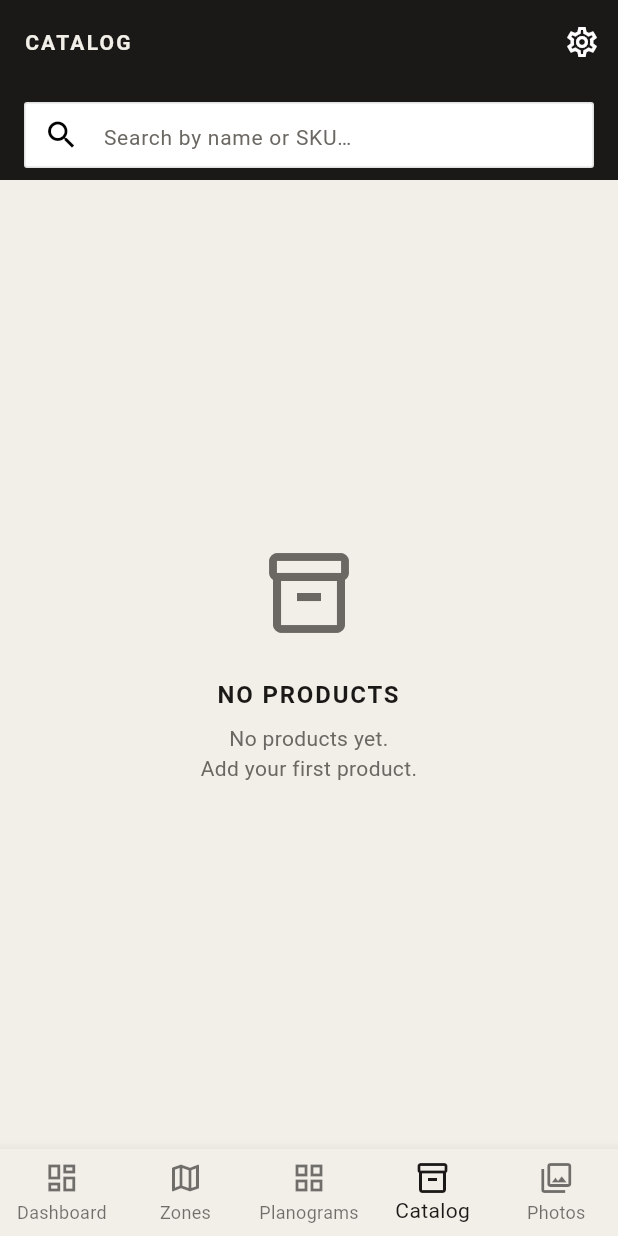
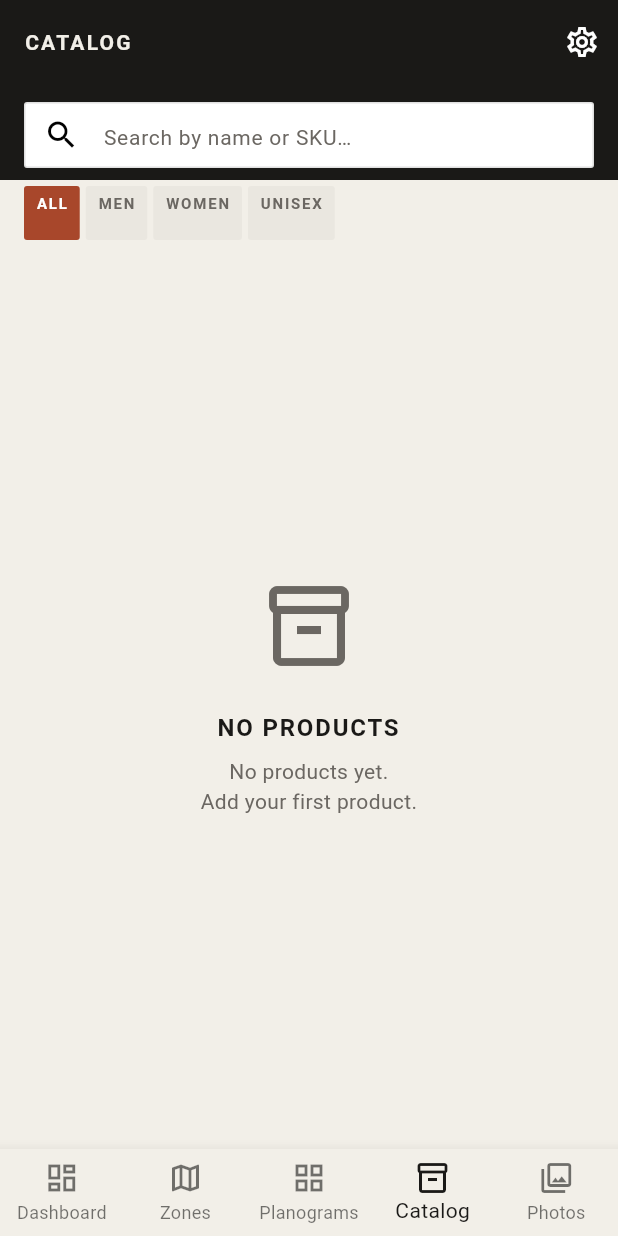
Before and after one commit to vanrobbins/Merch-Mobile, a Flutter app: the CatalogScreen screen opened by its route, on a phone screen of 412 x 824 dp. Run offline on Flutter 3.47's test engine with Material 3 defaults, Android fonts, the phone set to English and light mode, and no system bars; our stand-ins replace cached_network_image, cloud_firestore, connectivity_plus, dio, firebase_auth, firebase_core and 9 more; accounts and stored records are empty; generated files the repository leaves out were written again.

Commit message:
feat: add gender filter row (All/Men/Women/Unisex) to CatalogScreen
Co-Authored-By: Claude Sonnet 4.6 <noreply@anthropic.com>

```diff
--- a/lib/features/product_catalog/catalog_screen.dart
+++ b/lib/features/product_catalog/catalog_screen.dart
@@ -92,13 +92,22 @@ class _CatalogBody extends ConsumerStatefulWidget {
 
 class _CatalogBodyState extends ConsumerState<_CatalogBody> {
   String? _selectedCategory;
+  String? _selectedGender;
   bool _autoSeeded = false;
 
   List<Product> get _categoryFiltered {
-    if (_selectedCategory == null) return widget.filtered;
-    return widget.filtered
-        .where((p) => p.category == _selectedCategory)
-        .toList();
+    var products = widget.filtered;
+    if (_selectedCategory != null) {
+      products = products
+          .where((p) => p.category == _selectedCategory)
+          .toList();
+    }
+    if (_selectedGender != null) {
+      products = products
+          .where((p) => p.gender == _selectedGender)
+          .toList();
+    }
+    return products;
   }
 
   @override
@@ -210,12 +219,50 @@ class _CatalogBodyState extends ConsumerState<_CatalogBody> {
               ),
             ),
           ),
+        // Gender filter row
+        SliverToBoxAdapter(
+          child: SizedBox(
+            height: 44,
+            child: ListView(
+              scrollDirection: Axis.horizontal,
+              padding: const EdgeInsets.symmetric(
+                horizontal: DesignTokens.spaceMd,
+                vertical: DesignTokens.spaceXs,
+              ),
+              children: [
+                _CategoryChip(
+                  label: 'All',
+                  selected: _selectedGender == null,
+                  onTap: () => setState(() => _selectedGender = null),
+                ),
+                const SizedBox(width: DesignTokens.spaceXs),
+                _CategoryChip(
+                  label: 'Men',
+                  selected: _selectedGender == 'male',
+                  onTap: () => setState(() => _selectedGender = 'male'),
+                ),
+                const SizedBox(width: DesignTokens.spaceXs),
+                _CategoryChip(
+                  label: 'Women',
+                  selected: _selectedGender == 'female',
+                  onTap: () => setState(() => _selectedGender = 'female'),
+                ),
+                const SizedBox(width: DesignTokens.spaceXs),
+                _CategoryChip(
+                  label: 'Unisex',
+                  selected: _selectedGender == 'unisex',
+                  onTap: () => setState(() => _selectedGender = 'unisex'),
+                ),
+              ],
+            ),
+          ),
+        ),
         if (displayProducts.isEmpty)
           SliverFillRemaining(
             child: MmEmptyState(
               icon: Icons.inventory_2_outlined,
               headline: 'No Products',
-              body: widget.query.isEmpty && _selectedCategory == null
+              body: widget.query.isEmpty && _selectedCategory == null && _selectedGender == null
                   ? 'No products yet.\nAdd your first product.'
                   : 'No products match your filter.',
             ),
```
